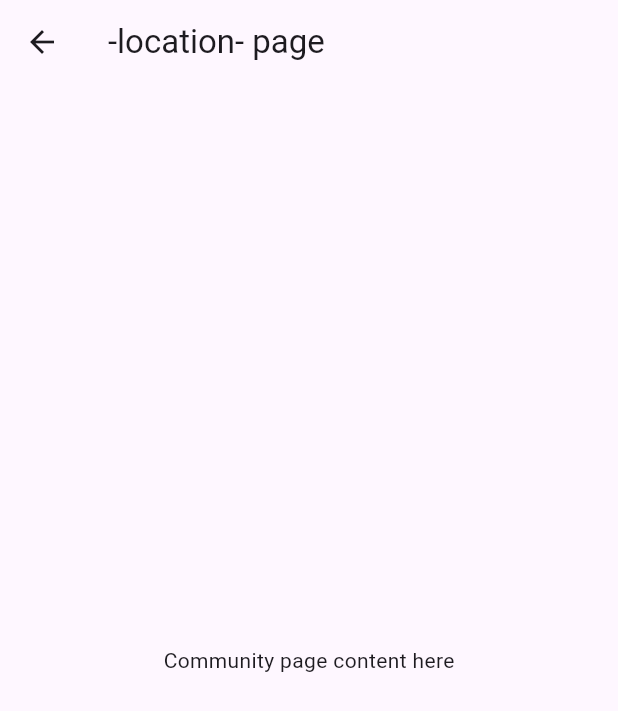
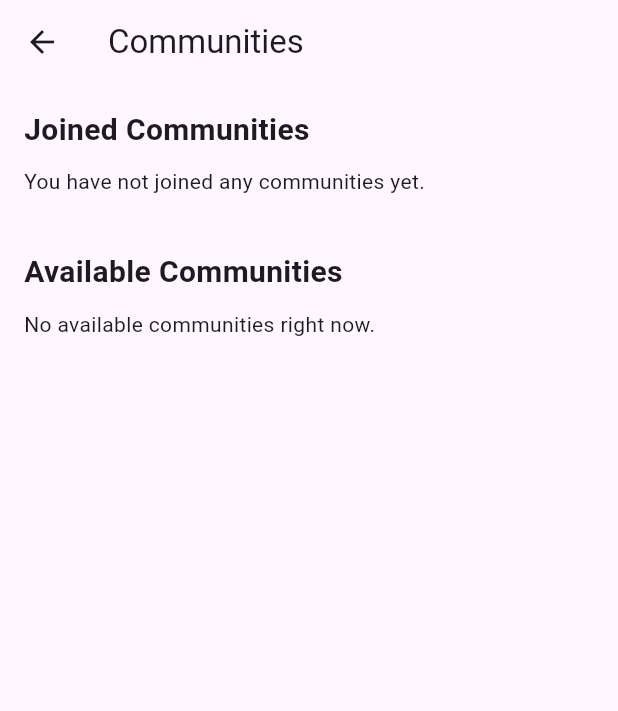
Before and after one commit to TravisWebber98/EmergencyResponseAppCapstone, a Flutter app: the HomePage widget shown alone on an empty page, opened directly, after a tap on "Chat for: ____", on a phone screen of 412 x 824 dp. Shown: the top 711 px of the screen. Run offline on Flutter 3.47's test engine with Material 3 defaults, Android fonts, the phone set to English and light mode, and no system bars; our stand-ins replace cloud_firestore, firebase_auth, firebase_core, isar_community; accounts and stored records are empty; generated files the repository leaves out were written again; network calls fail.

Commit message:
Allow users to view communities joined and available communities

```diff
--- a/lib/features/auth/screens/home.dart
+++ b/lib/features/auth/screens/home.dart
@@ -18,10 +18,7 @@ class HomePage extends StatelessWidget {
               title: const Text('Chat for: ____'),
               subtitle: const Text('latest pinned message'),
               onTap: () {
-                Navigator.push(
-                  context,
-                  MaterialPageRoute(builder: (context) => const CommPage()),
-                );
+                Navigator.pushNamed(context, '/chat');
               },
             ),
           ),
--- a/lib/features/community/screens/community_page.dart
+++ b/lib/features/community/screens/community_page.dart
@@ -1,15 +1,158 @@
+import 'package:firebase_auth/firebase_auth.dart';
 import 'package:flutter/material.dart';
+import 'package:emergency_response_app/models/community.dart';
+import 'package:emergency_response_app/repositories/community/community_repository.dart';
 
-class CommPage extends StatelessWidget {
-  const CommPage({super.key});
+class CommPage extends StatefulWidget {
+  final CommunityRepository repository;
+  //final String userId;
+
+  const CommPage({
+    super.key,
+    required this.repository,
+    //required this.userId,
+  });
+
+  @override
+  State<CommPage> createState() => _CommPageState();
+}
+
+class _CommPageState extends State<CommPage> {
+  List<Community> joinedCommunities = [];
+  List<Community> availableCommunities = [];
+  bool isLoading = true;
+  late String _userId;
+
+  @override
+  void initState() {
+    super.initState();
+    _userId = FirebaseAuth.instance.currentUser?.uid ?? '';
+    loadCommunities();
+  }
+
+  Future<void> loadCommunities() async {
+    setState(() {
+      isLoading = true;
+    });
+
+    try {
+      final joined =
+      await widget.repository.getJoinedCommunities(_userId);
+      final available =
+      await widget.repository.getAvailableCommunities(_userId);
+
+      setState(() {
+        joinedCommunities = joined;
+        availableCommunities = available;
+        isLoading = false;
+      });
+    } catch (e) {
+      setState(() {
+        isLoading = false;
+      });
+
+      ScaffoldMessenger.of(context).showSnackBar(
+        SnackBar(content: Text('Failed to load communities: $e')),
+      );
+    }
+  }
+
+  Future<void> joinCommunity(Community community) async {
+    try {
+      await widget.repository.joinCommunity(
+        _userId,
+        community.communityId,
+      );
+
+      await loadCommunities();
+
+      ScaffoldMessenger.of(context).showSnackBar(
+        SnackBar(content: Text('Joined ${community.name}')),
+      );
+    } catch (e) {
+      ScaffoldMessenger.of(context).showSnackBar(
+        SnackBar(content: Text('Failed to join community: $e')),
+      );
+    }
+  }
 
   @override
   Widget build(BuildContext context) {
     return Scaffold(
       appBar: AppBar(
-        title: const Text('-location- page')),
-      body: const Center(
-        child: Text('Community page content here'),
+        title: const Text("Communities"),
+      ),
+      body: isLoading
+          ? const Center(child: CircularProgressIndicator())
+          : RefreshIndicator(
+        onRefresh: loadCommunities,
+        child: ListView(
+          padding: const EdgeInsets.all(16),
+          children: [
+            const Text(
+              "Joined Communities",
+              style: TextStyle(
+                fontSize: 20,
+                fontWeight: FontWeight.bold,
+              ),
+            ),
+            const SizedBox(height: 10),
+
+            if (joinedCommunities.isEmpty)
+              const Padding(
+                padding: EdgeInsets.only(bottom: 12),
+                child: Text("You have not joined any communities yet."),
+              ),
+
+            ...joinedCommunities.map(
+                  (community) => Card(
+                child: ListTile(
+                  leading: const Icon(Icons.group),
+                  title: Text(community.name),
+                  subtitle:
+                  Text('${community.city}, ${community.state}'),
+                  onTap: () {
+                    debugPrint(
+                      'Open board for ${community.communityId}',
+                    );
+                  },
+                ),
+              ),
+            ),
+
+            const SizedBox(height: 24),
+
+            const Text(
+              "Available Communities",
+              style: TextStyle(
+                fontSize: 20,
+                fontWeight: FontWeight.bold,
+              ),
+            ),
+            const SizedBox(height: 10),
+
+            if (availableCommunities.isEmpty)
+              const Padding(
+                padding: EdgeInsets.only(bottom: 12),
+                child: Text("No available communities right now."),
+              ),
+
+            ...availableCommunities.map(
+                  (community) => Card(
+                child: ListTile(
+                  leading: const Icon(Icons.location_on),
+                  title: Text(community.name),
+                  subtitle:
+                  Text('${community.city}, ${community.state}'),
+                  trailing: ElevatedButton(
+                    onPressed: () => joinCommunity(community),
+                    child: const Text("Join"),
+                  ),
+                ),
+              ),
+            ),
+          ],
+        ),
       ),
     );
   }
--- a/lib/repositories/community/community_repository.dart
+++ b/lib/repositories/community/community_repository.dart
@@ -6,4 +6,7 @@ abstract class CommunityRepository {
   Future<List<Community>> getAllCommunities();
   Future<void> deleteCommunity(String communityId);
   Future<void> clearAllCommunities();
+  Future<void> joinCommunity(String userId, String communityId);
+  Future<List<Community>> getJoinedCommunities(String userId);
+  Future<List<Community>> getAvailableCommunities(String userId);
 }
--- /dev/null
+++ b/lib/repositories/community/firebase_community_repository.dart
@@ -0,0 +1,105 @@
+import 'package:cloud_firestore/cloud_firestore.dart';
+import 'package:emergency_response_app/models/community.dart';
+import 'package:emergency_response_app/repositories/community/community_repository.dart';
+
+class FirebaseCommunityRepository implements CommunityRepository {
+  final FirebaseFirestore firestore;
+
+  FirebaseCommunityRepository({required this.firestore});
+
+  CollectionReference<Map<String, dynamic>> get _communitiesRef =>
+      firestore.collection('communities');
+
+  CollectionReference<Map<String, dynamic>> get _usersRef =>
+      firestore.collection('accounts');
+
+  @override
+  Future<void> addCommunity(Community community) async {
+    await _communitiesRef.doc(community.communityId).set({
+      'communityId': community.communityId,
+      'name': community.name,
+      'description': community.description,
+      'rules': community.rules,
+      'city': community.city,
+      'state': community.state,
+      'country': community.country,
+      'createdAt': Timestamp.fromDate(community.createdAt),
+      'updatedAt': Timestamp.fromDate(community.updatedAt),
+    });
+  }
+
+  @override
+  Future<Community?> getCommunityById(String communityId) async {
+    final doc = await _communitiesRef.doc(communityId).get();
+
+    if (!doc.exists || doc.data() == null) {
+      return null;
+    }
+
+    return Community.fromJson(doc.data()!);
+  }
+
+  @override
+  Future<List<Community>> getAllCommunities() async {
+    final snapshot = await _communitiesRef.get();
+
+    return snapshot.docs
+        .map((doc) => Community.fromJson(doc.data()))
+        .toList();
+  }
+
+  @override
+  Future<void> deleteCommunity(String communityId) async {
+    await _communitiesRef.doc(communityId).delete();
+  }
+
+  @override
+  Future<void> clearAllCommunities() async {
+    final snapshot = await _communitiesRef.get();
+    for (final doc in snapshot.docs) {
+      await doc.reference.delete();
+    }
+  }
+
+  @override
+  Future<void> joinCommunity(String userId, String communityId) async {
+    await _usersRef.doc(userId).set({
+      'joinedCommunityIds': FieldValue.arrayUnion([communityId]),
+    }, SetOptions(merge: true));
+  }
+
+  @override
+  Future<List<Community>> getJoinedCommunities(String userId) async {
+    final userDoc = await _usersRef.doc(userId).get();
+
+    if (!userDoc.exists || userDoc.data() == null) {
+      return [];
+    }
+
+    final data = userDoc.data()!;
+    final List<dynamic> joinedIds = data['joinedCommunityIds'] ?? [];
+
+    if (joinedIds.isEmpty) {
+      return [];
+    }
+
+    final allCommunities = await getAllCommunities();
+
+    return allCommunities
+        .where((community) => joinedIds.contains(community.communityId))
+        .toList();
+  }
+
+  @override
+  Future<List<Community>> getAvailableCommunities(String userId) async {
+    final allCommunities = await getAllCommunities();
+    final joinedCommunities = await getJoinedCommunities(userId);
+
+    final joinedIds =
+    joinedCommunities.map((community) => community.communityId).toSet();
+
+    return allCommunities
+        .where((community) => !joinedIds.contains(community.communityId))
+        .toList();
+  }
+}
```
Also changed, not shown: lib/app.dart (+9 -3 lines), lib/main.dart (+11 -11 lines), lib/models/community.dart (+8 -4 lines), 1 other file.
